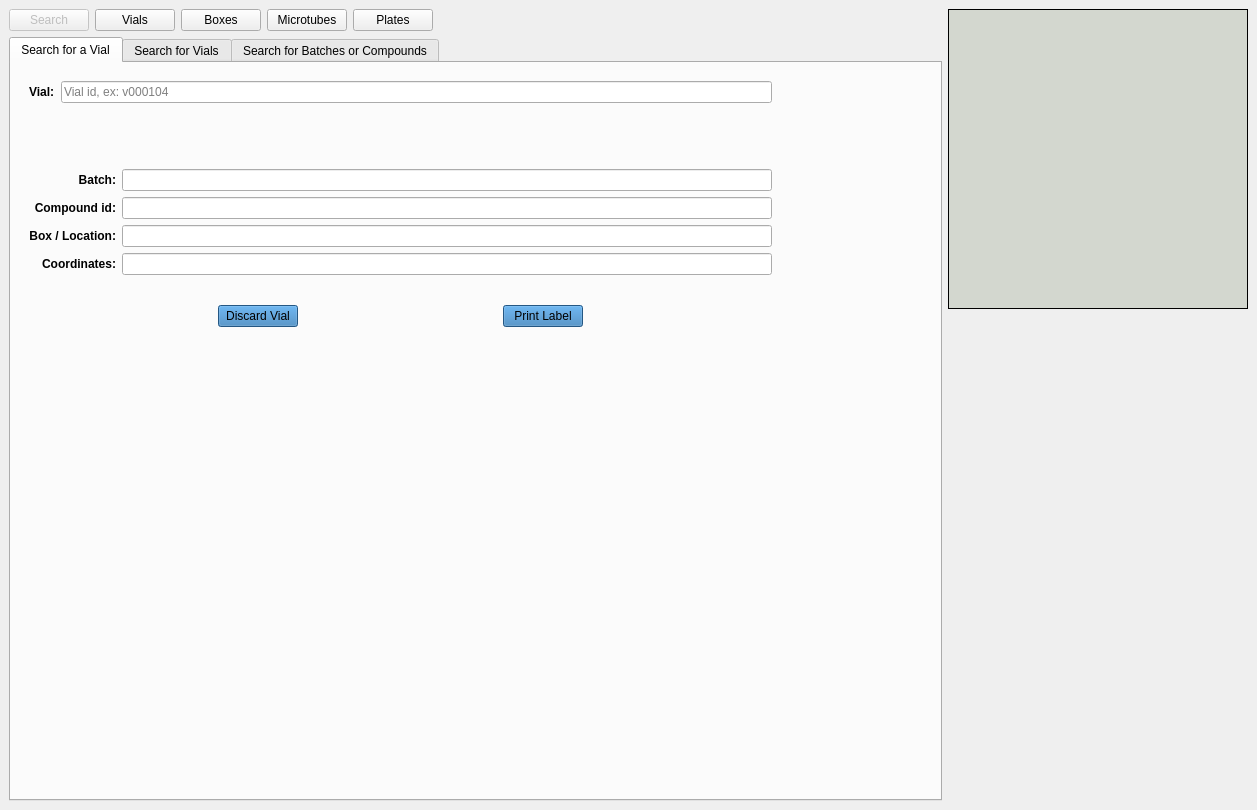
The window that frontend/assets/searchwindow.ui (dahlbma/cello) describes before a commit, drawn with Qt 5.
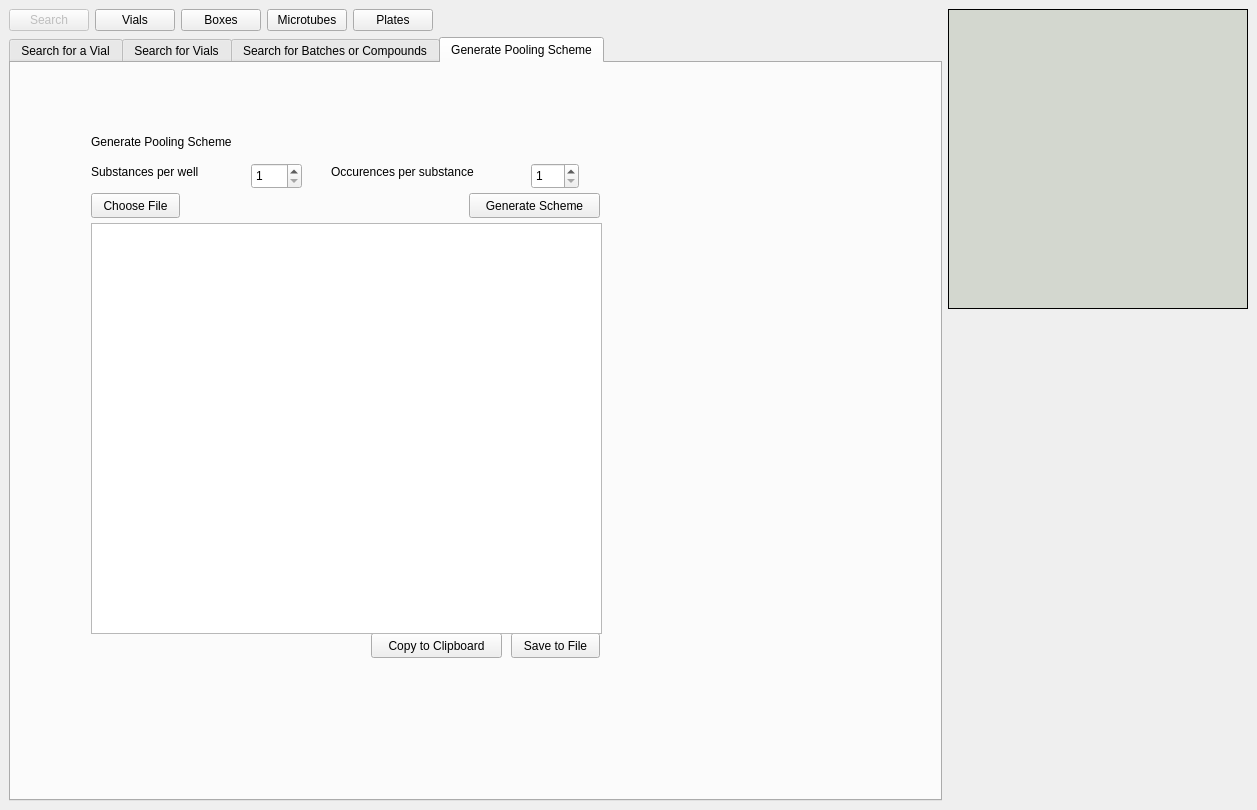
The same window after the commit.

Commit message: add pooling scheme generator tab to searchscreen

Patch:
```diff
--- a/frontend/assets/searchwindow.ui
+++ b/frontend/assets/searchwindow.ui
@@ -23,6 +23,27 @@
    <layout class="QGridLayout" name="gridLayout_7">
     <item row="0" column="0">
      <layout class="QGridLayout" name="gridLayout_6">
+      <item row="0" column="2">
+       <widget class="QPushButton" name="goto_boxes_btn">
+        <property name="text">
+         <string>Boxes</string>
+        </property>
+       </widget>
+      </item>
+      <item row="0" column="4">
+       <widget class="QPushButton" name="goto_plates_btn">
+        <property name="text">
+         <string>Plates</string>
+        </property>
+       </widget>
+      </item>
+      <item row="0" column="3">
+       <widget class="QPushButton" name="goto_microtubes_btn">
+        <property name="text">
+         <string>Microtubes</string>
+        </property>
+       </widget>
+      </item>
       <item row="0" column="5">
        <spacer name="horizontalSpacer_5">
         <property name="orientation">
@@ -43,17 +64,20 @@
         </property>
        </widget>
       </item>
-      <item row="0" column="2">
-       <widget class="QPushButton" name="goto_boxes_btn">
+      <item row="0" column="0">
+       <widget class="QPushButton" name="goto_search_btn">
+        <property name="enabled">
+         <bool>false</bool>
+        </property>
         <property name="text">
-         <string>Boxes</string>
+         <string>Search</string>
         </property>
        </widget>
       </item>
       <item row="1" column="0" colspan="6">
        <widget class="QTabWidget" name="search_tab_wg">
         <property name="currentIndex">
-         <number>0</number>
+         <number>3</number>
         </property>
         <widget class="QWidget" name="onevial_search_tab">
          <attribute name="title">
@@ -734,30 +758,163 @@
           </item>
          </layout>
         </widget>
-       </widget>
-      </item>
-      <item row="0" column="3">
-       <widget class="QPushButton" name="goto_microtubes_btn">
-        <property name="text">
-         <string>Microtubes</string>
-        </property>
-       </widget>
-      </item>
-      <item row="0" column="0">
-       <widget class="QPushButton" name="goto_search_btn">
-        <property name="enabled">
-         <bool>false</bool>
-        </property>
-        <property name="text">
-         <string>Search</string>
-        </property>
-       </widget>
-      </item>
-      <item row="0" column="4">
-       <widget class="QPushButton" name="goto_plates_btn">
-        <property name="text">
-         <string>Plates</string>
-        </property>
+        <widget class="QWidget" name="scheme_tab">
+         <attribute name="title">
+          <string>Generate Pooling Scheme</string>
+         </attribute>
+         <widget class="QPushButton" name="pool_input_btn">
+          <property name="geometry">
+           <rect>
+            <x>80</x>
+            <y>130</y>
+            <width>89</width>
+            <height>25</height>
+           </rect>
+          </property>
+          <property name="text">
+           <string>Choose File</string>
+          </property>
+         </widget>
+         <widget class="QPushButton" name="pool_gen_btn">
+          <property name="geometry">
+           <rect>
+            <x>458</x>
+            <y>130</y>
+            <width>131</width>
+            <height>25</height>
+           </rect>
+          </property>
+          <property name="text">
+           <string>Generate Scheme</string>
+          </property>
+         </widget>
+         <widget class="QLabel" name="pool_file_status_lab">
+          <property name="geometry">
+           <rect>
+            <x>170</x>
+            <y>130</y>
+            <width>281</width>
+            <height>17</height>
+           </rect>
+          </property>
+          <property name="text">
+           <string/>
+          </property>
+         </widget>
+         <widget class="QLabel" name="label_7">
+          <property name="geometry">
+           <rect>
+            <x>80</x>
+            <y>70</y>
+            <width>181</width>
+            <height>17</height>
+           </rect>
+          </property>
+          <property name="text">
+           <string>Generate Pooling Scheme</string>
+          </property>
+         </widget>
+         <widget class="QPushButton" name="pool_scheme_to_file_btn">
+          <property name="geometry">
+           <rect>
+            <x>500</x>
+            <y>570</y>
+            <width>89</width>
+            <height>25</height>
+           </rect>
+          </property>
+          <property name="text">
+           <string>Save to File</string>
+          </property>
+         </widget>
+         <widget class="QPushButton" name="pool_scheme_to_cb_btn">
+          <property name="geometry">
+           <rect>
+            <x>360</x>
+            <y>570</y>
+            <width>131</width>
+            <height>25</height>
+           </rect>
+          </property>
+          <property name="text">
+           <string>Copy to Clipboard</string>
+          </property>
+         </widget>
+         <widget class="QSpinBox" name="pool_m_sb">
+          <property name="geometry">
+           <rect>
+            <x>240</x>
+            <y>100</y>
+            <width>51</width>
+            <height>26</height>
+           </rect>
+          </property>
+          <property name="minimum">
+           <number>1</number>
+          </property>
+          <property name="maximum">
+           <number>1000</number>
+          </property>
+         </widget>
+         <widget class="QSpinBox" name="pool_k_sb">
+          <property name="geometry">
+           <rect>
+            <x>520</x>
+            <y>100</y>
+            <width>48</width>
+            <height>26</height>
+           </rect>
+          </property>
+          <property name="minimum">
+           <number>1</number>
+          </property>
+          <property name="maximum">
+           <number>1000</number>
+          </property>
+         </widget>
+         <widget class="QLabel" name="label">
+          <property name="geometry">
+           <rect>
+            <x>80</x>
+            <y>100</y>
+            <width>141</width>
+            <height>17</height>
+           </rect>
+          </property>
+          <property name="text">
+           <string>Substances per well</string>
+          </property>
+         </widget>
+         <widget class="QLabel" name="label_8">
+          <property name="geometry">
+           <rect>
+            <x>320</x>
+            <y>100</y>
+            <width>181</width>
+            <height>17</height>
+           </rect>
+          </property>
+          <property name="text">
+           <string>Occurences per substance</string>
+          </property>
+         </widget>
+         <widget class="QPlainTextEdit" name="pool_scheme_tb">
+          <property name="geometry">
+           <rect>
+            <x>80</x>
+            <y>160</y>
+            <width>511</width>
+            <height>411</height>
+           </rect>
+          </property>
+          <property name="lineWrapMode">
+           <enum>QPlainTextEdit::NoWrap</enum>
+          </property>
+          <property name="readOnly">
+           <bool>true</bool>
+          </property>
+         </widget>
+        </widget>
        </widget>
       </item>
      </layout>
```
The commit also changes 1 other file.
